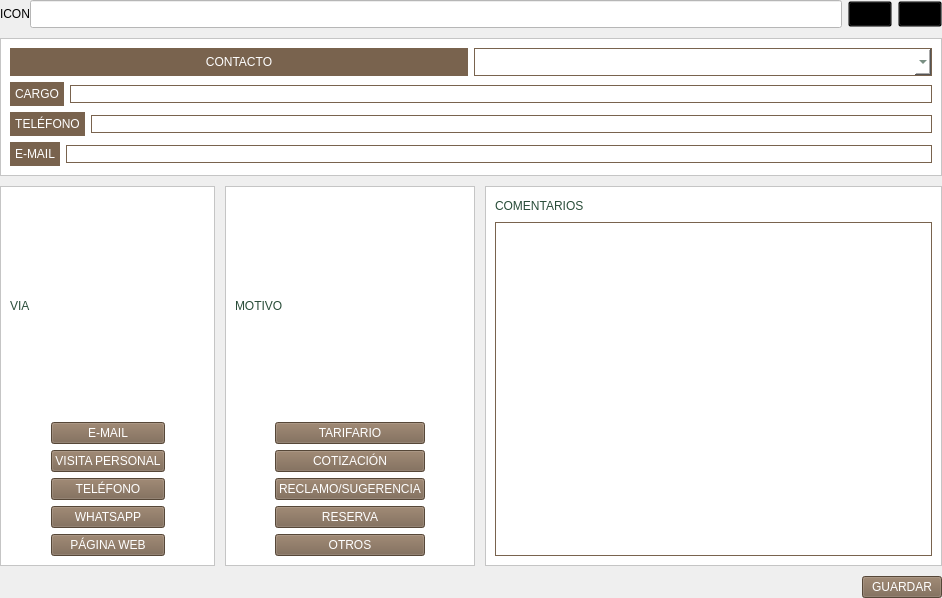
Qt form page_1.ui (altitude-solutions/Camino_Real_Desktop) before a commit.
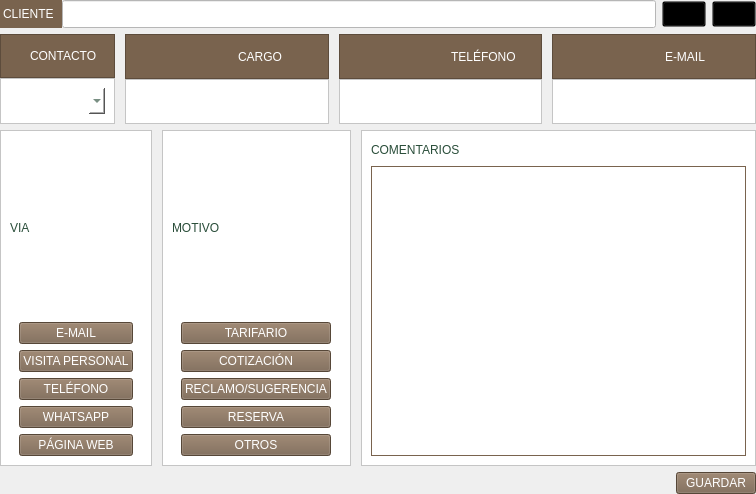
The same form after that commit.

What changed in the file:
```diff
--- a/page_1.ui
+++ b/page_1.ui
@@ -6,8 +6,8 @@
    <rect>
     <x>0</x>
     <y>0</y>
-    <width>942</width>
-    <height>598</height>
+    <width>756</width>
+    <height>494</height>
    </rect>
   </property>
   <property name="windowTitle">
@@ -16,10 +16,7 @@
   <property name="styleSheet">
    <string notr="true">background-color:rgba(0,0,0,0)t;</string>
   </property>
-  <layout class="QVBoxLayout" name="verticalLayout_7">
-   <property name="spacing">
-    <number>10</number>
-   </property>
+  <layout class="QVBoxLayout" name="verticalLayout_10">
    <property name="leftMargin">
     <number>0</number>
    </property>
@@ -45,12 +42,14 @@
        <item>
         <widget class="QLabel" name="icon_cliente">
          <property name="styleSheet">
-          <string notr="true">background-color:transparent;
-min-height:2.5em;
-min-width:3em;</string>
+          <string notr="true">background-color:#79634E;
+color:white;
+max-height:2.5em;
+padding-right:5px;
+font: 12pt &quot;MS Shell Dlg 2&quot;;</string>
          </property>
          <property name="text">
-          <string>ICON</string>
+          <string>CLIENTE</string>
          </property>
         </widget>
        </item>
@@ -101,191 +100,315 @@
     </layout>
    </item>
    <item>
-    <widget class="QFrame" name="frame">
-     <property name="styleSheet">
-      <string notr="true">background-color:white;</string>
+    <layout class="QHBoxLayout" name="horizontalLayout_7">
+     <property name="spacing">
+      <number>10</number>
      </property>
-     <property name="frameShape">
-      <enum>QFrame::StyledPanel</enum>
-     </property>
-     <property name="frameShadow">
-      <enum>QFrame::Raised</enum>
-     </property>
+     <item>
      <layout class="QVBoxLayout" name="verticalLayout">
+       <property name="spacing">
+        <number>0</number>
+       </property>
       <item>
-       <layout class="QHBoxLayout" name="horizontalLayout_10">
-        <item>
-         <widget class="QLabel" name="label_2">
+        <widget class="QFrame" name="frame_5">
           <property name="styleSheet">
            <string notr="true">background-color:#79634E;
-min-width:6em;
-max-width:6em;
-min-height:2em;
-max-height:2em;
-padding:5px;
 color:white;</string>
+         </property>
+         <property name="frameShape">
+          <enum>QFrame::StyledPanel</enum>
+         </property>
+         <property name="frameShadow">
+          <enum>QFrame::Raised</enum>
+         </property>
+         <layout class="QHBoxLayout" name="horizontalLayout_18">
+          <property name="spacing">
+           <number>5</number>
+          </property>
+          <item>
+           <widget class="QLabel" name="icon_contacto">
+            <property name="styleSheet">
+             <string notr="true"/>
+            </property>
+            <property name="text">
+             <string/>
+            </property>
+           </widget>
+          </item>
+          <item>
+           <widget class="QLabel" name="iconcontacto_2">
+            <property name="styleSheet">
+             <string notr="true">font: 12pt &quot;MS Shell Dlg 2&quot;;
+color:white;
+padding:5px;</string>
           </property>
           <property name="text">
            <string>CONTACTO</string>
           </property>
-          <property name="alignment">
-           <set>Qt::AlignCenter</set>
-          </property>
+           </widget>
+          </item>
+         </layout>
          </widget>
         </item>
         <item>
+        <widget class="QFrame" name="frame">
+         <property name="styleSheet">
+          <string notr="true">background-color:white;</string>
+         </property>
+         <property name="frameShape">
+          <enum>QFrame::StyledPanel</enum>
+         </property>
+         <property name="frameShadow">
+          <enum>QFrame::Raised</enum>
+         </property>
          <layout class="QHBoxLayout" name="horizontalLayout_3">
-          <property name="spacing">
-           <number>0</number>
-          </property>
           <item>
            <widget class="QComboBox" name="contacto_drop">
             <property name="styleSheet">
              <string notr="true">font: 12pt &quot;MS Shell Dlg 2&quot;;
 padding: 5px;
-border:1px  solid #79634E;
+border:0px  solid #79634E;
 color: #294D39;</string>
             </property>
            </widget>
           </item>
          </layout>
+        </widget>
         </item>
        </layout>
       </item>
       <item>
-       <layout class="QHBoxLayout" name="horizontalLayout_9">
+      <layout class="QVBoxLayout" name="verticalLayout_9">
+       <property name="spacing">
+        <number>0</number>
+       </property>
         <item>
-         <widget class="QLabel" name="label_4">
+        <widget class="QFrame" name="frame_6">
           <property name="styleSheet">
            <string notr="true">background-color:#79634E;
-min-width:6em;
-max-width:6em;
-min-height:2em;
-max-height:2em;
-padding:5px;
 color:white;</string>
+         </property>
+         <property name="frameShape">
+          <enum>QFrame::StyledPanel</enum>
+         </property>
+         <property name="frameShadow">
+          <enum>QFrame::Raised</enum>
+         </property>
+         <layout class="QHBoxLayout" name="horizontalLayout_19">
+          <property name="spacing">
+           <number>5</number>
+          </property>
+          <item>
+           <widget class="QLabel" name="icon_cargo">
+            <property name="text">
+             <string/>
+            </property>
+           </widget>
+          </item>
+          <item>
+           <widget class="QLabel" name="iconcontacto_4">
+            <property name="styleSheet">
+             <string notr="true">font: 12pt &quot;MS Shell Dlg 2&quot;;
+color:white;
+padding:5px;</string>
           </property>
           <property name="text">
            <string>CARGO</string>
           </property>
-          <property name="alignment">
-           <set>Qt::AlignCenter</set>
-          </property>
+           </widget>
+          </item>
+         </layout>
          </widget>
         </item>
         <item>
+        <widget class="QFrame" name="frame_9">
+         <property name="styleSheet">
+          <string notr="true">background-color:white;</string>
+         </property>
+         <property name="frameShape">
+          <enum>QFrame::StyledPanel</enum>
+         </property>
+         <property name="frameShadow">
+          <enum>QFrame::Raised</enum>
+         </property>
          <layout class="QHBoxLayout" name="horizontalLayout_4">
-          <property name="spacing">
-           <number>0</number>
-          </property>
           <item>
            <widget class="QLineEdit" name="cargo">
             <property name="enabled">
              <bool>false</bool>
             </property>
             <property name="styleSheet">
-             <string notr="true">min-height:2.5em;
-max-height:2.5em;
-min-width:30em;
-border:1px  solid #79634E;
+             <string notr="true">min-height:1.8em;
+font: 12pt &quot;MS Shell Dlg 2&quot;;
+max-height:1.8em;
+border:0px;
 color: #294D39;</string>
             </property>
+            <property name="alignment">
+             <set>Qt::AlignCenter</set>
+            </property>
            </widget>
           </item>
          </layout>
+        </widget>
         </item>
        </layout>
       </item>
       <item>
-       <layout class="QHBoxLayout" name="horizontalLayout_8">
+      <layout class="QVBoxLayout" name="verticalLayout_8">
+       <property name="spacing">
+        <number>0</number>
+       </property>
         <item>
-         <widget class="QLabel" name="label_6">
+        <widget class="QFrame" name="frame_7">
           <property name="styleSheet">
            <string notr="true">background-color:#79634E;
-min-width:6em;
-max-width:6em;
-min-height:2em;
-max-height:2em;
-padding:5px;
 color:white;</string>
+         </property>
+         <property name="frameShape">
+          <enum>QFrame::StyledPanel</enum>
+         </property>
+         <property name="frameShadow">
+          <enum>QFrame::Raised</enum>
+         </property>
+         <layout class="QHBoxLayout" name="horizontalLayout_20">
+          <property name="spacing">
+           <number>5</number>
+          </property>
+          <item>
+           <widget class="QLabel" name="icon_telefono">
+            <property name="text">
+             <string/>
+            </property>
+           </widget>
+          </item>
+          <item>
+           <widget class="QLabel" name="iconcontacto_5">
+            <property name="styleSheet">
+             <string notr="true">font: 12pt &quot;MS Shell Dlg 2&quot;;
+color:white;
+padding:5px;</string>
           </property>
           <property name="text">
            <string>TELÉFONO</string>
           </property>
-          <property name="alignment">
-           <set>Qt::AlignCenter</set>
-          </property>
+           </widget>
+          </item>
+         </layout>
          </widget>
         </item>
         <item>
+        <widget class="QFrame" name="frame_10">
+         <property name="styleSheet">
+          <string notr="true">background-color:white;</string>
+         </property>
+         <property name="frameShape">
+          <enum>QFrame::StyledPanel</enum>
+         </property>
+         <property name="frameShadow">
+          <enum>QFrame::Raised</enum>
+         </property>
          <layout class="QHBoxLayout" name="horizontalLayout_5">
-          <property name="spacing">
-           <number>0</number>
-          </property>
           <item>
            <widget class="QLineEdit" name="telefono">
             <property name="enabled">
              <bool>false</bool>
             </property>
             <property name="styleSheet">
-             <string notr="true">min-height:2.5em;
-max-height:2.5em;
-min-width:30em;
-border:1px  solid #79634E;
+             <string notr="true">min-height:1.8em;
+font: 12pt &quot;MS Shell Dlg 2&quot;;
+max-height:1.8em;
+border:0px;
 color: #294D39;</string>
             </property>
+            <property name="alignment">
+             <set>Qt::AlignCenter</set>
+            </property>
            </widget>
           </item>
          </layout>
+        </widget>
         </item>
        </layout>
       </item>
       <item>
-       <layout class="QHBoxLayout" name="horizontalLayout_7">
+      <layout class="QVBoxLayout" name="verticalLayout_7">
+       <property name="spacing">
+        <number>0</number>
+       </property>
         <item>
-         <widget class="QLabel" name="label_7">
+        <widget class="QFrame" name="frame_8">
           <property name="styleSheet">
            <string notr="true">background-color:#79634E;
-min-width:6em;
-max-width:6em;
-min-height:2em;
-max-height:2em;
-padding:5px;
 color:white;</string>
+         </property>
+         <property name="frameShape">
+          <enum>QFrame::StyledPanel</enum>
+         </property>
+         <property name="frameShadow">
+          <enum>QFrame::Raised</enum>
+         </property>
+         <layout class="QHBoxLayout" name="horizontalLayout_21">
+          <property name="spacing">
+           <number>5</number>
+          </property>
+          <item>
+           <widget class="QLabel" name="icon_email">
+            <property name="text">
+             <string/>
+            </property>
+           </widget>
+          </item>
+          <item>
+           <widget class="QLabel" name="iconcontacto_6">
+            <property name="styleSheet">
+             <string notr="true">font: 12pt &quot;MS Shell Dlg 2&quot;;
+color:white;
+padding:5px;</string>
           </property>
           <property name="text">
            <string>E-MAIL</string>
           </property>
-          <property name="alignment">
-           <set>Qt::AlignCenter</set>
-          </property>
+           </widget>
+          </item>
+         </layout>
          </widget>
         </item>
         <item>
+        <widget class="QFrame" name="frame_11">
+         <property name="styleSheet">
+          <string notr="true">background-color:white;</string>
+         </property>
+         <property name="frameShape">
+          <enum>QFrame::StyledPanel</enum>
+         </property>
+         <property name="frameShadow">
+          <enum>QFrame::Raised</enum>
+         </property>
          <layout class="QHBoxLayout" name="horizontalLayout_6">
-          <property name="spacing">
-           <number>0</number>
-          </property>
           <item>
            <widget class="QLineEdit" name="mail">
             <property name="enabled">
              <bool>false</bool>
             </property>
             <property name="styleSheet">
-             <string notr="true">min-height:2.5em;
-max-height:2.5em;
-min-width:30em;
-border:1px  solid #79634E;
+             <string notr="true">min-height:1.8em;
+font: 12pt &quot;MS Shell Dlg 2&quot;;
+max-height:1.8em;
+border:0px;
 color: #294D39;</string>
             </property>
+            <property name="alignment">
+             <set>Qt::AlignCenter</set>
+            </property>
            </widget>
           </item>
          </layout>
+        </widget>
         </item>
        </layout>
       </item>
      </layout>
-    </widget>
    </item>
    <item>
     <layout class="QHBoxLayout" name="horizontalLayout_17">
```
Left out of the diff: 2 changed lines with no effect on the pictures. Lines whose indentation alone changed are shown as unchanged.
